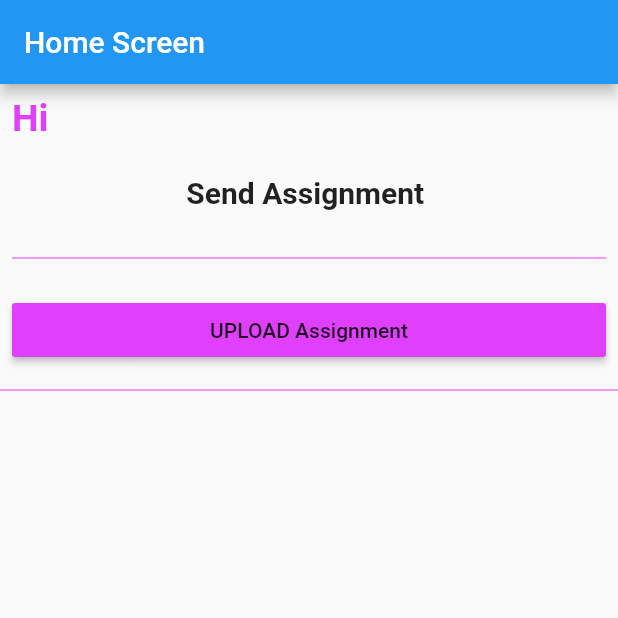
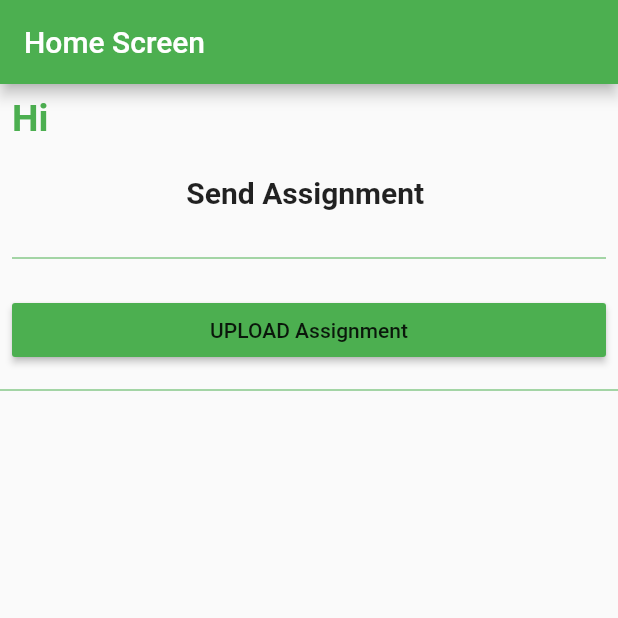
Before and after one commit to lakshmiRamesh2/student_appp, a Flutter app: the HomeScreen screen opened directly with empty values, on a phone screen of 412 x 824 dp, the top half of it. Run offline on Flutter 3.47's test engine with Material 2 defaults, Android fonts, the phone set to English and light mode, and no system bars; our stand-ins replace cloud_firestore, file_picker, firebase_messaging, firebase_storage, shared_preferences; accounts and stored records are empty.

Commit message:
added some more feature

```diff
--- a/lib/screens/home_screen.dart
+++ b/lib/screens/home_screen.dart
@@ -12,8 +12,6 @@ import 'package:cloud_firestore/cloud_firestore.dart';
 import 'dart:io';
 import 'package:flutter/services.dart';
 import 'package:http/http.dart' as http;
-import 'package:student_app/utils/user_list.dart';
-import 'package:student_app/models/teacher_model.dart';
 import 'package:student_app/api_manager/api_manager.dart';
 
 
@@ -45,23 +43,21 @@ class HomeScreenState extends State<HomeScreen> {
   }
  List<StudentAssignmentWidget> studentAssignmentWidgets=[];
   String _path;
-  Map<String, String> _paths;
-  String _extension;
-  FileType _pickType;
-  bool _multiplePick = false;
-  GlobalKey<ScaffoldState> _scaffoldKey = GlobalKey();
+
+
+
   List<StorageUploadTask> _tasks=<StorageUploadTask>[];
 
 
   @override
   Widget build(BuildContext context) {
     return Scaffold(
-        appBar: AppBar(title: Text("Home Screen"),),
+        appBar: AppBar(title: Text("Home Screen"),backgroundColor: Colors.green),
         body: ListView(children: <Widget>[
           Padding(
             padding: const EdgeInsets.all(8.0),
             child: Text("Hi " + widget.studentName, style: TextStyle(fontSize: 25.0,
-                color: Colors.purpleAccent,
+                color: Colors.green,
                 fontWeight: FontWeight.bold),),
           ),
 
@@ -77,49 +73,44 @@ class HomeScreenState extends State<HomeScreen> {
           ),
           Padding(
             padding: const EdgeInsets.all(8.0),
-            child: Divider(color: Colors.purpleAccent,),
+            child: Divider(color: Colors.green,),
           ),
 
           Padding(
             padding: const EdgeInsets.all(8.0),
             child: RaisedButton(onPressed: () {
               filePicker();
-            }, child: Text("UPLOAD Assignment"), color: Colors.purpleAccent,),
+            }, child: Text("UPLOAD Assignment"), color: Colors.green,),
           ),
-        Divider(color: Colors.purpleAccent,),
-         Column(children: studentAssignmentWidgets
-         )
+        Divider(color: Colors.green,),
+        // Column(children: studentAssignmentWidgets
+      //   )
 
         ],)
 
     );
   }
 
-// List<StudentAssignmentWidget> listofUploadeddocuments(){
-//    List<StudentAssignmentWidget> listAssignmentUrl=[];
-//    Firestore.instance
-//        .collection('assignmentDownloadLinks')
-//        .where("student_deviceId", isEqualTo:widget.studentDeviceId)
-//        .snapshots()
-//        .listen((data) =>
-//        data.documents.forEach((doc) =>
-//            listAssignmentUrl.add(StudentAssignmentWidget(studentName:doc["student_name"],assignmentUrl:doc["assignmentDownloadUrl"]))
-//
-//        ));
-//    return listAssignmentUrl;
-//  }
+
 
   List<StudentAssignmentWidget> listofStatusForUploadedAssignment(){
     List<StudentAssignmentWidget> listAssignmentUrl=[];
     Firestore.instance
         .collection('assignmentstatus')
-        .where("student_deviceId", isEqualTo:widget.studentDeviceId )
+        .where("teacher_devicceId", isEqualTo:"eGKhVGqD5-Q:APA91bHFSjGi58VC_CkTwnOKXn1ovnEMbCtygdhptN73LHAXN6FSBCr1Wo6l3IUtlh7XE6yEdN3xHNn2y1Zk3gzNoik_vRFDQBDkKWTzE778rUXRR1LZ9rVNQ0tebdJNAShlPuAbj3Fj" )
         .snapshots()
         .listen((data) =>
         data.documents.forEach((doc) =>
-            listAssignmentUrl.add(StudentAssignmentWidget(studentName:doc["student_name"],assignmentUrl:doc["assignmentDownloadUrl"]))
+            listAssignmentUrl.add(StudentAssignmentWidget(studentName:doc["assignment_name"],
+                assignmentUrl:doc["assignment_url"],
+                assignmentName: doc["assignment_name"],
+              teacherName: doc["teacher_name"],
+              statusOfAssignment: doc["assignment_url"],
+            ))
 
         ));
+
+    print(listAssignmentUrl.length);
     return listAssignmentUrl;
   }
 
@@ -140,7 +131,6 @@ class HomeScreenState extends State<HomeScreen> {
 
     }
   }
-
   getTeacherDetails(){
 
     Firestore.instance
@@ -172,9 +162,12 @@ ApiManager().sendNotification(studentName: widget.studentName,teacherDeviceId: t
 uplodthedownlodedurl(){
   Firestore.instance.collection('assignmentDownloadLinks').document()
       .setData({ 'student_deviceId':widget.studentDeviceId,"student_emailId":widget.studentEmailId,
-    "assignmentDownloadUrl":uplodedDocumentUrl,"student_name":widget.studentName,"student_id":widget.studentId});
+    "assignmentDownloadUrl":uplodedDocumentUrl,"student_name":widget.studentName,"student_id":widget.studentId,
+      "teacher_deviceId":teacherDeviceid,"toview":true
+      });
 
 }
+  String _extension;
 
 
   upload(filename, filePath)async {
@@ -184,6 +177,7 @@ uplodthedownlodedurl(){
         .last;
     StorageReference storageReference = FirebaseStorage.instance.ref().child(
         filename);
+    print(_extension);
 
     final StorageUploadTask uploadTask = storageReference.putFile(File(filePath));
     await download(storageReference);
@@ -218,32 +212,5 @@ String uplodedDocumentUrl;
   }
 
   String teacherName = "";
-//fetchData()async{
-//  SharedPreferences prefs = await SharedPreferences.getInstance();
-//  String teacherName = prefs.getString('name');
-//  setState(() {
-//    teacherName=teacherName;
-//  });
-//}
+
 }
-
-
-
-//class UploadedTaskLIstTile extends StatelessWidget{
-//
-//  UploadedTaskLIstTile({Key key,this.task,this.onDismiss,this.onDownload}):super(key:key);
-// final  StorageUploadTask task;
-// final VoidCallback onDismiss;
-// final VoidCallback onDownload;
-//
-//  @override
-//  Widget build(BuildContext context) {
-//    // TODO: implement build
-//    return StreamBuilder<StorageTaskEvent>(
-//      stream: task.events,
-//      builder: (BuildContext context, AsyncSnapshot<StorageTaskEvent>, asyncSnapshot){
-//        Widget subTitle;
-//    }
-//    )
-//  }
-//}
```
Also changed, not shown: lib/screens/assignment_screen.dart (+16 -7 lines), lib/screens/login_screen.dart (+3 -5 lines), lib/screens/splash_screen.dart (+1 -6 lines), lib/widget/studdent assignment widget.dart (+2 -9 lines).
